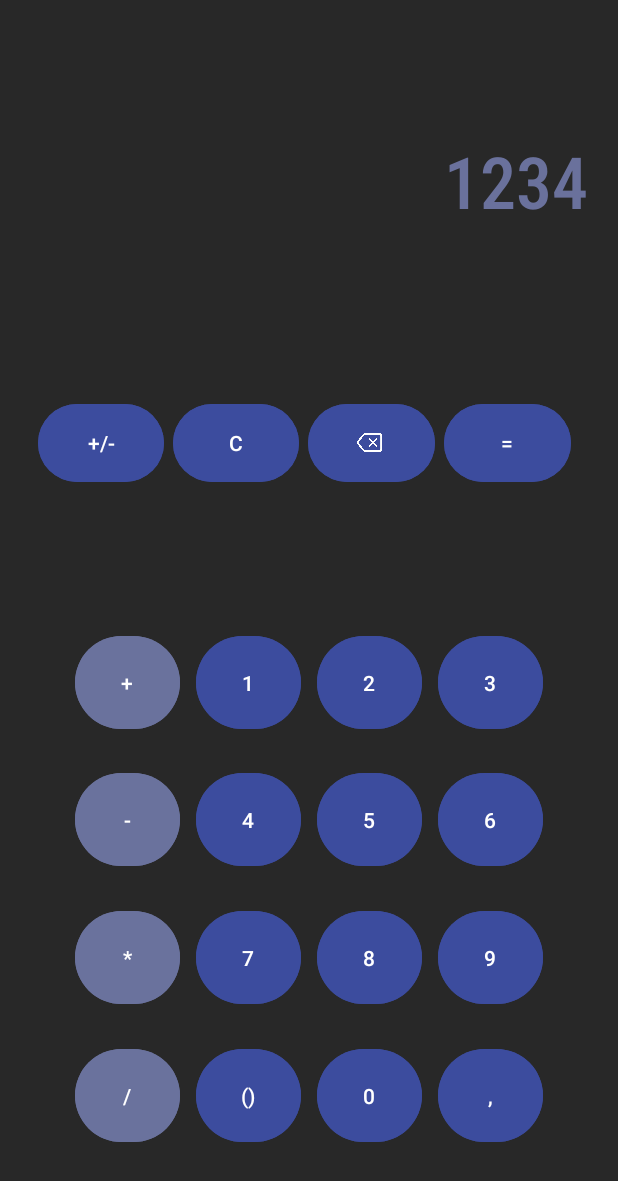
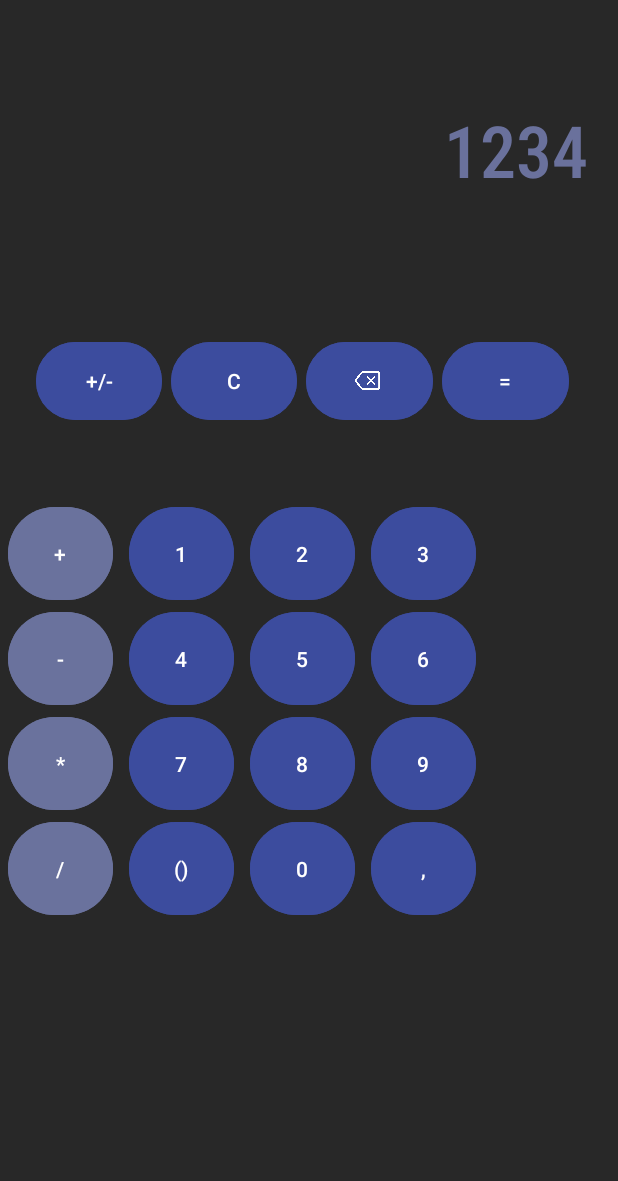
Before and after one commit to jaqp1/Calculator, an Android app: the screen it shows after launch (MainActivity), on a phone screen of 412 x 824 dp. Shown: the top 1181 px of the screen. Run offline under Robolectric (Android 15) with nearby library versions, the phone set to English and light mode, and no system bars.

Commit message:
Build v2

```diff
--- a/app/src/main/res/layout/activity_main.xml
+++ b/app/src/main/res/layout/activity_main.xml
@@ -8,68 +8,37 @@
     android:background="#282828"
     tools:context=".MainActivity">
 
-    <TableRow
-        android:id="@+id/tableRow3"
+    <TextView
+        android:id="@+id/numberField"
+        android:layout_width="0dp"
+        android:layout_height="200dp"
+        android:layout_marginStart="20dp"
+        android:layout_marginEnd="20dp"
+        android:backgroundTint="#8E9DE2"
+        android:fontFamily="sans-serif-condensed-medium"
+        android:gravity="center"
+        android:text="1234"
+        android:textAlignment="viewEnd"
+        android:textColor="#6A719C"
+        android:textSize="48sp"
+        app:layout_constraintEnd_toEndOf="parent"
+        app:layout_constraintHorizontal_bias="0.0"
+        app:layout_constraintStart_toStartOf="parent"
+        app:layout_constraintTop_toTopOf="parent" />
+
+    <androidx.constraintlayout.widget.Group
+        android:id="@+id/group"
         android:layout_width="wrap_content"
-        android:layout_height="wrap_content"
-        android:layout_marginTop="24dp"
-        android:padding="0dp"
-        app:layout_constraintBottom_toTopOf="@+id/tableRow"
+        android:layout_height="wrap_content" />
+
+    <LinearLayout
+        android:layout_width="0dp"
+        android:layout_height="0dp"
+        android:orientation="vertical"
+        app:layout_constraintBottom_toBottomOf="parent"
         app:layout_constraintEnd_toEndOf="parent"
-        app:layout_constraintHorizontal_bias="0.5"
         app:layout_constraintStart_toStartOf="parent"
-        app:layout_constraintTop_toBottomOf="@+id/linearLayout">
-
-        <Button
-            android:id="@+id/buttonPlus"
-            android:layout_width="70dp"
-            android:layout_height="70dp"
-            android:layout_marginStart="5dp"
-            android:layout_marginTop="0dp"
-            android:layout_marginEnd="5dp"
-            android:layout_marginBottom="0dp"
-            android:backgroundTint="#6A729D"
-            android:text="+" />
-
-        <Button
-            android:id="@+id/button1"
-            android:layout_width="70dp"
-            android:layout_height="70dp"
-            android:layout_marginStart="5dp"
-            android:layout_marginTop="0dp"
-            android:layout_marginEnd="5dp"
-            android:layout_marginBottom="0dp"
-            android:backgroundTint="#3C4C9E"
-            android:maxWidth="60dp"
-            android:minWidth="60dp"
-            android:text="1" />
-
-        <Button
-            android:id="@+id/button2"
-            android:layout_width="70dp"
-            android:layout_height="70dp"
-            android:layout_marginStart="5dp"
-            android:layout_marginTop="0dp"
-            android:layout_marginEnd="5dp"
-            android:layout_marginBottom="0dp"
-            android:backgroundTint="#3C4C9E"
-            android:maxWidth="60dp"
-            android:minWidth="60dp"
-            android:text="2" />
-
-        <Button
-            android:id="@+id/button3"
-            android:layout_width="70dp"
-            android:layout_height="70dp"
-            android:layout_marginStart="5dp"
-            android:layout_marginTop="0dp"
-            android:layout_marginEnd="5dp"
-            android:layout_marginBottom="0dp"
-            android:backgroundTint="#3C4C9E"
-            android:maxWidth="60dp"
-            android:minWidth="60dp"
-            android:text="3" />
-    </TableRow>
+        app:layout_constraintTop_toBottomOf="@+id/numberField">
 
         <LinearLayout
             android:id="@+id/linearLayout"
@@ -136,15 +105,75 @@
         </LinearLayout>
 
         <TableRow
+            android:id="@+id/tableRow3"
+            android:layout_width="wrap_content"
+            android:layout_height="wrap_content"
+            android:padding="0dp"
+            app:layout_constraintEnd_toEndOf="parent"
+            app:layout_constraintHorizontal_bias="0.5"
+            app:layout_constraintStart_toStartOf="parent"
+            tools:layout_editor_absoluteY="334dp">
+
+            <Button
+                android:id="@+id/buttonPlus"
+                android:layout_width="70dp"
+                android:layout_height="70dp"
+                android:layout_marginStart="5dp"
+                android:layout_marginTop="0dp"
+                android:layout_marginEnd="5dp"
+                android:layout_marginBottom="0dp"
+                android:backgroundTint="#6A729D"
+                android:text="+" />
+
+            <Button
+                android:id="@+id/button1"
+                android:layout_width="70dp"
+                android:layout_height="70dp"
+                android:layout_marginStart="5dp"
+                android:layout_marginTop="0dp"
+                android:layout_marginEnd="5dp"
+                android:layout_marginBottom="0dp"
+                android:backgroundTint="#3C4C9E"
+                android:maxWidth="60dp"
+                android:minWidth="60dp"
+                android:text="1" />
+
+            <Button
+                android:id="@+id/button2"
+                android:layout_width="70dp"
+                android:layout_height="70dp"
+                android:layout_marginStart="5dp"
+                android:layout_marginTop="0dp"
+                android:layout_marginEnd="5dp"
+                android:layout_marginBottom="0dp"
+                android:backgroundTint="#3C4C9E"
+                android:maxWidth="60dp"
+                android:minWidth="60dp"
+                android:text="2" />
+
+            <Button
+                android:id="@+id/button3"
+                android:layout_width="70dp"
+                android:layout_height="70dp"
+                android:layout_marginStart="5dp"
+                android:layout_marginTop="0dp"
+                android:layout_marginEnd="5dp"
+                android:layout_marginBottom="0dp"
+                android:backgroundTint="#3C4C9E"
+                android:maxWidth="60dp"
+                android:minWidth="60dp"
+                android:text="3" />
+        </TableRow>
+
+        <TableRow
             android:id="@+id/tableRow"
             android:layout_width="wrap_content"
             android:layout_height="wrap_content"
             android:padding="0dp"
-        app:layout_constraintBottom_toTopOf="@+id/tableRow2"
             app:layout_constraintEnd_toEndOf="parent"
             app:layout_constraintHorizontal_bias="0.5"
             app:layout_constraintStart_toStartOf="parent"
-        app:layout_constraintTop_toBottomOf="@+id/tableRow3">
+            tools:layout_editor_absoluteY="404dp">
 
             <Button
                 android:id="@+id/buttonMin"
@@ -195,14 +224,11 @@
             android:id="@+id/tableRow2"
             android:layout_width="wrap_content"
             android:layout_height="wrap_content"
-        android:layout_marginTop="1dp"
-        android:layout_marginBottom="1dp"
             android:padding="0dp"
-        app:layout_constraintBottom_toTopOf="@+id/tableRow4"
             app:layout_constraintEnd_toEndOf="parent"
             app:layout_constraintHorizontal_bias="0.5"
             app:layout_constraintStart_toStartOf="parent"
-        app:layout_constraintTop_toBottomOf="@+id/tableRow">
+            tools:layout_editor_absoluteY="475dp">
 
             <Button
                 android:id="@+id/buttonRazy"
@@ -253,13 +279,11 @@
             android:id="@+id/tableRow4"
             android:layout_width="wrap_content"
             android:layout_height="wrap_content"
-        android:layout_marginBottom="38dp"
             android:padding="0dp"
-        app:layout_constraintBottom_toBottomOf="parent"
             app:layout_constraintEnd_toEndOf="parent"
             app:layout_constraintHorizontal_bias="0.5"
             app:layout_constraintStart_toStartOf="parent"
-        app:layout_constraintTop_toBottomOf="@+id/tableRow2">
+            tools:layout_editor_absoluteY="545dp">
 
             <Button
                 android:id="@+id/buttonUkos"
@@ -306,30 +330,6 @@
                 android:text="," />
 
         </TableRow>
-
-    <TextView
-        android:id="@+id/numberField"
-        android:layout_width="0dp"
-        android:layout_height="200dp"
-        android:layout_marginStart="20dp"
-        android:layout_marginEnd="20dp"
-        android:backgroundTint="#8E9DE2"
-        android:fontFamily="sans-serif-condensed-medium"
-        android:gravity="center"
-        android:text="1234"
-        android:textAlignment="viewEnd"
-        android:textColor="#6A719C"
-        android:textSize="48sp"
-        app:layout_constraintBottom_toTopOf="@+id/linearLayout"
-        app:layout_constraintEnd_toEndOf="parent"
-        app:layout_constraintHorizontal_bias="0.0"
-        app:layout_constraintStart_toStartOf="parent"
-        app:layout_constraintTop_toTopOf="parent" />
-
-    <androidx.constraintlayout.widget.Group
-        android:id="@+id/group"
-        android:layout_width="wrap_content"
-        android:layout_height="wrap_content"
-        app:constraint_referenced_ids="tableRow3,tableRow,tableRow2,tableRow4" />
+    </LinearLayout>
 
 </androidx.constraintlayout.widget.ConstraintLayout>
```
Lines whose indentation alone changed are shown as unchanged.
